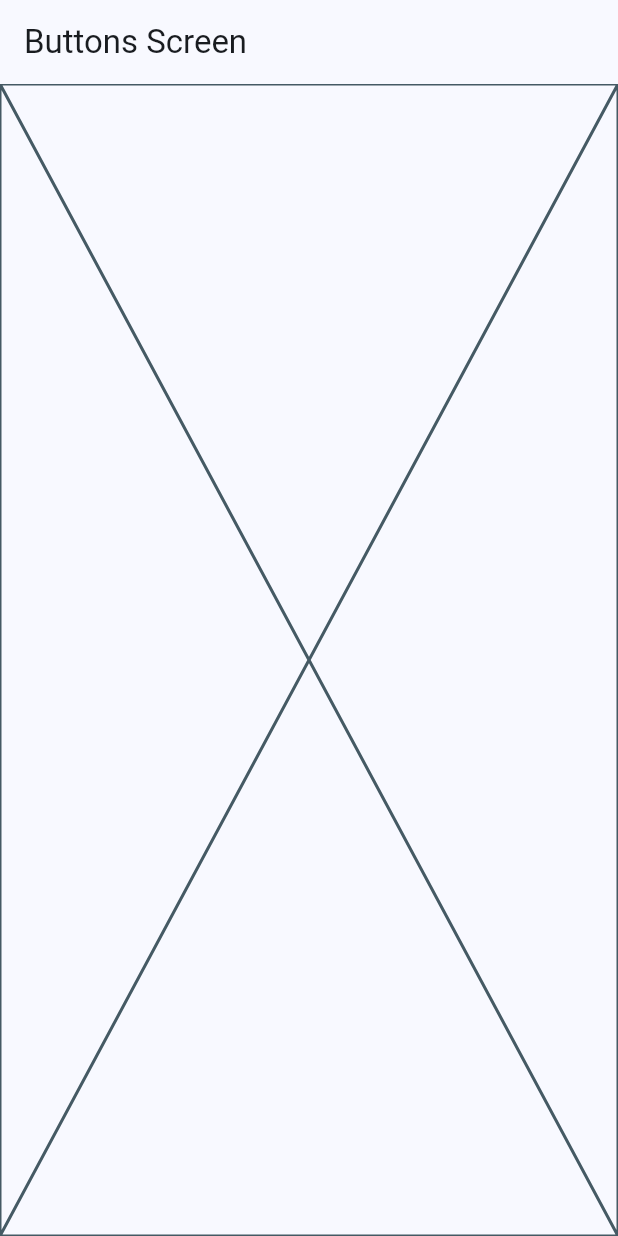
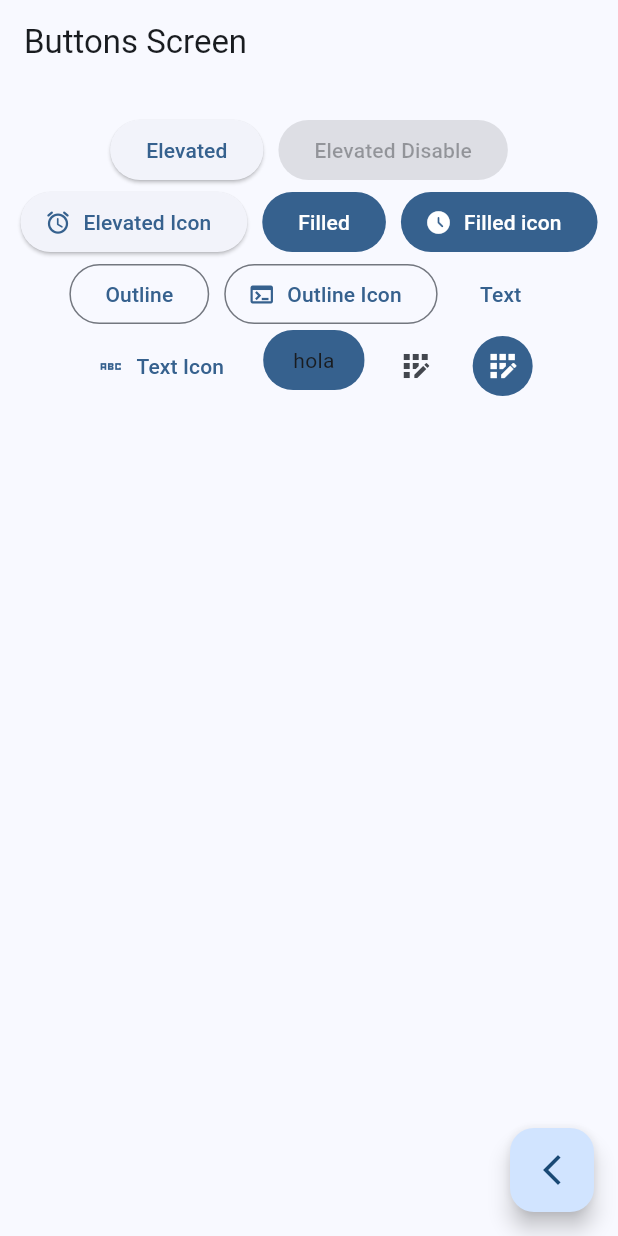
Before and after one commit to eulalionava/widgets, a Flutter app: the ButtonsScreen screen opened by its route, on a phone screen of 412 x 824 dp. Run offline on Flutter 3.47's test engine with Material 2 defaults, Android fonts, the phone set to English and light mode, and no system bars; our stand-ins replace go_router.

Commit message:
buttons screen

```diff
--- a/lib/presentation/screens/buttons/buttons_screen.dart
+++ b/lib/presentation/screens/buttons/buttons_screen.dart
@@ -1,4 +1,5 @@
 import 'package:flutter/material.dart';
+import 'package:go_router/go_router.dart';
 
 
 class ButtonsScreen extends StatelessWidget {
@@ -12,7 +13,97 @@ class ButtonsScreen extends StatelessWidget {
       appBar: AppBar(
         title: const Text('Buttons Screen'),
       ),
-      body: const Placeholder(),
+      body: const _ButtonView(),
+      floatingActionButton: FloatingActionButton(
+        child: const Icon(Icons.arrow_back_ios_new_outlined),
+        onPressed: () {
+          context.pop();
+        },
+      ),
     );
   }
 }
+
+class _ButtonView extends StatelessWidget {
+  const _ButtonView();
+
+  @override
+  Widget build(BuildContext context) {
+    final colors = Theme.of(context).colorScheme;
+
+    return SizedBox(
+      width: double.infinity,
+      child: Padding(
+        padding: const EdgeInsets.symmetric(horizontal: 10,vertical: 20),
+        child: Wrap(
+          spacing: 10,
+          alignment: WrapAlignment.center,
+          children: [
+            ElevatedButton(onPressed: ()=>{}, child: const Text('Elevated')),
+            const ElevatedButton(onPressed:null, child: Text('Elevated Disable')),
+
+            ElevatedButton.icon(
+              onPressed: (){},
+              icon: const Icon(Icons.access_alarm_rounded),
+              label:const Text('Elevated Icon')
+            ),
+
+            FilledButton(onPressed: ()=>{}, child: const Text('Filled')),
+            FilledButton.icon(
+              onPressed: ()=>{},
+              icon: const Icon(Icons.access_time_filled_rounded),
+              label: const Text('Filled icon')
+            ),
+
+            OutlinedButton(onPressed: (){}, child: const Text('Outline')),
+            OutlinedButton.icon(
+              onPressed: (){},
+              icon: const Icon(Icons.terminal),
+              label: const Text('Outline Icon')
+            ),
+
+            TextButton(onPressed: (){}, child: const Text('Text')),
+            TextButton.icon(
+              onPressed: (){},
+              icon: const Icon(Icons.abc_sharp),
+              label: const Text('Text Icon')
+            ),
+            const CustomButon(),
+            IconButton(onPressed: (){}, icon: const Icon(Icons.app_registration_outlined)),
+            IconButton(
+              onPressed: (){},
+              icon: const Icon(Icons.app_registration_outlined),
+              style: ButtonStyle(
+                backgroundColor: MaterialStatePropertyAll(colors.primary),
+                iconColor: const MaterialStatePropertyAll(Colors.white)
+              ),
+            )
+          ],
+        ),
+      ),
+    );
+  }
+}
+
+class CustomButon extends StatelessWidget {
+  const CustomButon({super.key});
+
+  @override
+  Widget build(BuildContext context) {
+    final colors = Theme.of(context).colorScheme;
+
+    return ClipRRect(
+      borderRadius: BorderRadius.circular(20),
+      child: Material(
+        color: colors.primary,
+        child: InkWell(
+          onTap: (){},
+          child: const Padding(
+            padding: EdgeInsets.symmetric(horizontal: 20,vertical: 10),
+            child: Text('hola'),
+          ),
+        ),
+      ),
+    );
+  }
+}
```
